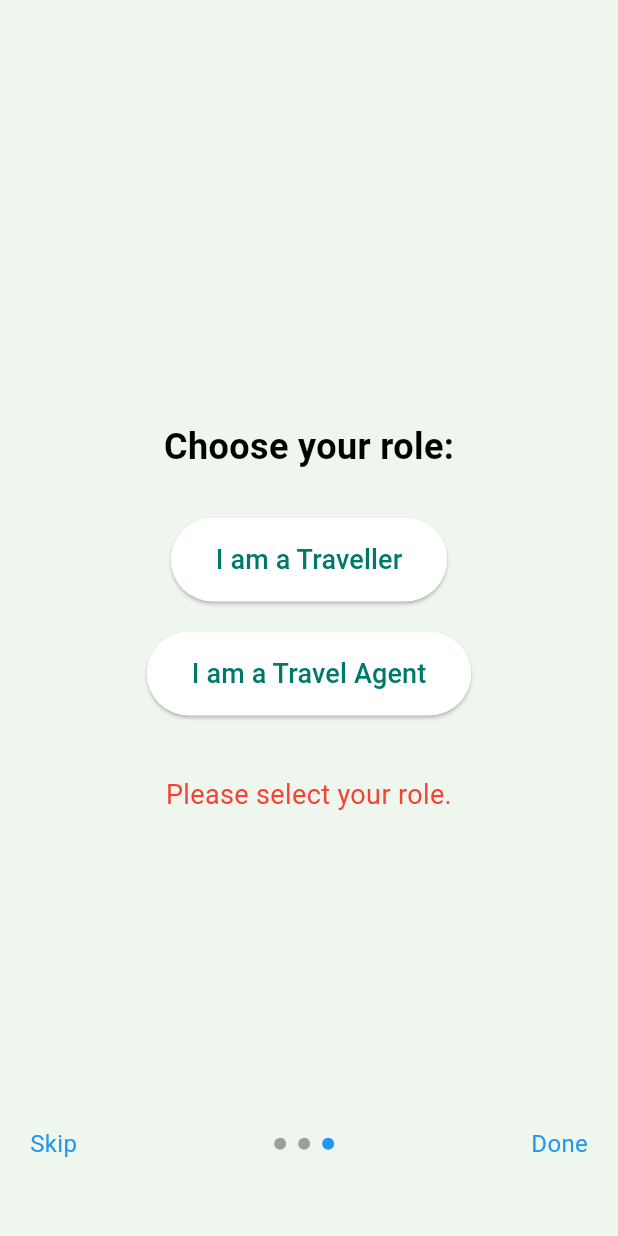
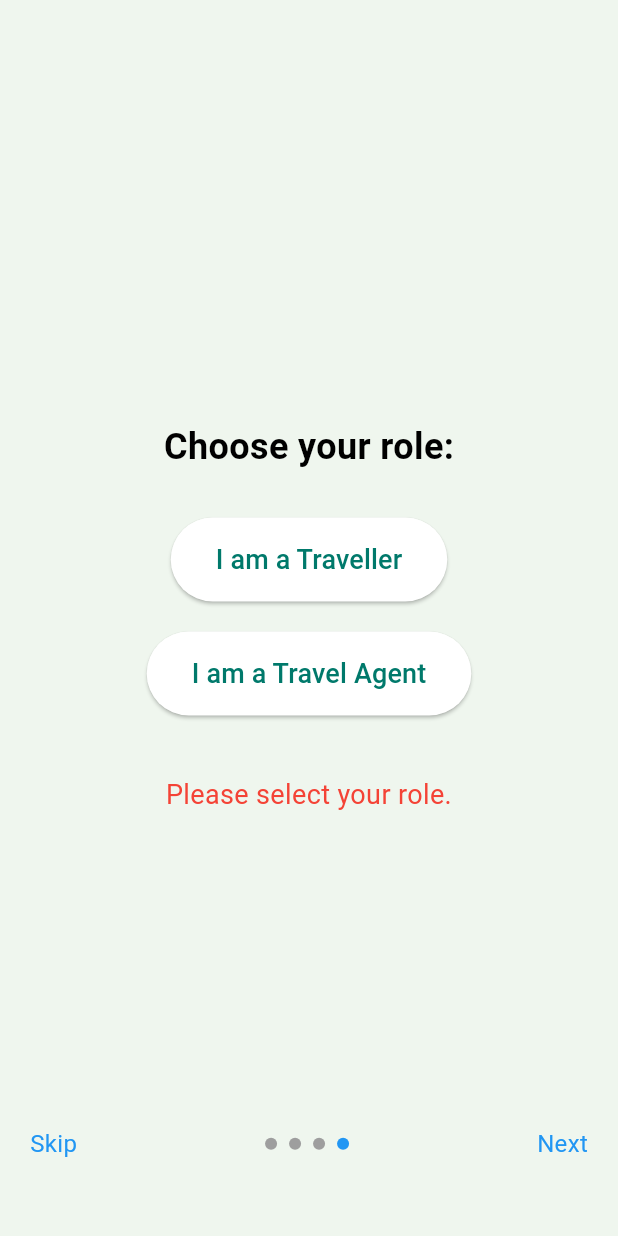
Before and after one commit to Ramisha-Rahat/TripMates, a Flutter app: the screen it shows after launch, after a tap on "Skip", on a phone screen of 412 x 824 dp. Run offline on Flutter 3.47's test engine with Material 3 defaults, Android fonts, the phone set to English and light mode, and no system bars; drawn by our look-alikes of smooth_page_indicator; our stand-ins replace firebase_auth, firebase_core, get, google_sign_in, zoom_tap_animation; accounts and stored records are empty; network calls fail.

Commit message:
First Commit

```diff
--- a/lib/View/CreateProfile/IntroPage1.dart
+++ b/lib/View/CreateProfile/IntroPage1.dart
@@ -11,27 +11,62 @@ class Intropage1 extends StatelessWidget {
   @override
   Widget build(BuildContext context) {
     return Scaffold(
-      body: SizedBox.expand(
+      resizeToAvoidBottomInset: true,
+      body: Container(
+        color: Theme.of(context).canvasColor,
         child: Container(
-          color: Colors.pinkAccent,
-          child: Center(
-            child: Container(
-              height: 500,
-              child: Center(
-                child: Column(
-                  children: [
-                    Text('Please Enter Your Details as we Continue'),
-                    Text('What is your Good Name'),
-                    CustomTextField(controller: nameController, label: 'Name?', hint: 'Name', icon: Icons.person),
-                    Text('Where we can Contact You'),
-                    CustomTextField(controller: phoneNumberController, label: 'Number', hint: '0301000000', icon: Icons.phone,keyboardType: TextInputType.phone,),
-                    Text('Enter Your Adress Kindly'),
-                    CustomTextField(controller: addressController, label: 'Adress', hint: 'district,state', icon: Icons.place),
-                  ],
+          height: MediaQuery.of(context).size.height,
+          child: SingleChildScrollView(
+            child: Column(
+              children: [
+                SizedBox(height: 30,),
+                Image.asset('assets/images/AppLogo-TripMates.png'),
+                Padding(
+                  padding: const EdgeInsets.all(20.0),
+                  child: Text('Please Enter Your Details as we Continue',
+                  style: TextStyle(
+                    fontSize: 20,
+                  ),),
                 ),
-              )
+                SizedBox(height: 20,),
+                Text('What is your Good Name',
+                style: TextStyle(
+                  fontSize: 20,
+                ),),
+                SizedBox(height: 10,),
+                CustomTextField(controller: nameController, label: 'Name?', hint: 'Name', icon: Icons.person,),
+                SizedBox(height: 20,),
+                Text('Where we can Contact You',
+                  style: TextStyle(
+                  fontSize: 20,
+                ),),
+                SizedBox(height: 10,),
+                CustomTextField(controller: phoneNumberController, label: 'Number', hint: '0301000000', icon: Icons.phone,keyboardType: TextInputType.phone,maxLength: 11,),
+                SizedBox(height: 20,
+                ),
+                Text('Enter Your Adress Kindly',
+                  style: TextStyle(
+                  fontSize: 20,
+                ),),
+                SizedBox(height: 10,),
+                CustomTextField(controller: addressController, label: 'Adress', hint: 'district,state', icon: Icons.place),
+                SizedBox(height: 10,),
+                ElevatedButton(
+                  onPressed: () {
+                  },
+                  style: ElevatedButton.styleFrom(
+                    backgroundColor: Colors.white, // Custom background color
+                    foregroundColor: Colors.black, // Text color
+                    padding: EdgeInsets.symmetric(horizontal: 20, vertical: 10), // Padding
+                    shape: RoundedRectangleBorder(
+                      borderRadius: BorderRadius.circular(10), // Rounded corners
+                    ),
+                  ),
+                  child: Text("Save Deatils"),
+                ),
+              ],
             ),
-          ),
+          )
         ),
       ),
     );
--- a/lib/View/CreateProfile/IntroPage2.dart
+++ b/lib/View/CreateProfile/IntroPage2.dart
@@ -16,22 +16,30 @@ class _Intropage2State extends State<Intropage2> {
   Widget build(BuildContext context) {
     return Scaffold(
       body: SizedBox.expand(
-        child: Container(
-          color: Colors.orangeAccent,
         child: Center(
           child: Container(
-              height: 500,
-              child: Center(
+            color: Theme.of(context).canvasColor,
+            child: Container(
+              height: MediaQuery.of(context).size.height,
               child: Column(
                 children: [
-                    Text('Describe Yourself! A SHORT BIO?'),
-                    TextField(
+                  SizedBox(height: 30,),
+                  Image.asset('assets/images/AppLogo-TripMates.png'),
+                  SizedBox(height: 20,),
+                  Text('Describe Yourself! A SHORT BIO?',
+                  style: TextStyle(
+                    fontSize: 20
+                  ),),
+                  Padding(
+                    padding: const EdgeInsets.all(20.0),
+                    child: TextField(
                       controller: _bioController,
                       maxLines: 4,
                       decoration: InputDecoration(
-                        hintText: "Write a short bio about yourself (4-5 lines)...",
+                        hintText: "Write a short bio about yourself (max 4 lines)",
                         border: OutlineInputBorder(),
                         contentPadding: EdgeInsets.all(12),
+                      ),
                     ),
                   ),
                   SizedBox(height: 20),
@@ -42,10 +50,17 @@ class _Intropage2State extends State<Intropage2> {
                         _bioController.clear(); // Clear the TextField after saving
                       });
                     },
+                    style: ElevatedButton.styleFrom(
+                      backgroundColor: Colors.white, // Custom background color
+                      foregroundColor: Colors.black, // Text color
+                      padding: EdgeInsets.symmetric(horizontal: 20, vertical: 10), // Padding
+                      shape: RoundedRectangleBorder(
+                        borderRadius: BorderRadius.circular(10), // Rounded corners
+                      ),
+                    ),
                     child: Text("Save Bio"),
                   ),
                 ],
-                ),
               )
             ),
           ),
--- /dev/null
+++ b/lib/View/CreateProfile/IntroPageStart.dart
@@ -0,0 +1,35 @@
+import 'package:flutter/material.dart';
+
+class IntropageStart extends StatelessWidget {
+  IntropageStart({super.key});
+
+
+  @override
+  Widget build(BuildContext context) {
+    return Scaffold(
+      resizeToAvoidBottomInset: true,
+      body: Container(
+        color: Theme.of(context).canvasColor,
+        child: Container(
+            height: MediaQuery.of(context).size.height,
+            child: Center(
+              child: Column(
+                children: [
+                  SizedBox(height: 200,),
+                  Image.asset('assets/images/AppLogo-TripMates.png'),
+                  Padding(
+                    padding: const EdgeInsets.all(30.0),
+                    child: Text('KINDLY COMPLETE YOUR PROFILE IN JUST FEW STEPS',
+                      style: TextStyle(
+                        fontSize: 20,
+                      ),),
+                  ),
+                  SizedBox(height: 20,),
+                 ],
+              ),
+            )
+        ),
+      ),
+    );
+  }
+}
--- a/lib/View/CreateProfile/creatingProfileScreen.dart
+++ b/lib/View/CreateProfile/creatingProfileScreen.dart
@@ -1,6 +1,7 @@
 import 'package:flutter/material.dart';
 import 'package:get/get.dart';
 import 'package:smooth_page_indicator/smooth_page_indicator.dart';
+import 'package:tripmates/View/CreateProfile/IntroPageStart.dart';
 import '../../controller/creatingProfileController.dart';
 import '../HomeScreenTraveller/homePage.dart';
 import 'IntroPage1.dart';
@@ -24,7 +25,8 @@ class CreatingProfileScreen extends StatelessWidget {
               _controller.updatePageStatus(index);
             },
             children: [
-              Intropage1(),
+               IntropageStart(),
+               Intropage1(),
                Intropage2(),
                Intropage3(),
             ],
@@ -38,7 +40,7 @@ class CreatingProfileScreen extends StatelessWidget {
               children: [
                 GestureDetector(
                   onTap: () {
-                    _controller.pageController.jumpToPage(2); // Jump to the last page
+                    _controller.pageController.jumpToPage(3); // Jump to the last page
                   },
                   child: const Text(
                     'Skip',
@@ -47,7 +49,7 @@ class CreatingProfileScreen extends StatelessWidget {
                 ),
                 SmoothPageIndicator(
                   controller: _controller.pageController, // Bind the controller
-                  count: 3,
+                  count: 4,
                   effect: const WormEffect(
                     dotHeight: 8,
                     dotWidth: 8,
--- a/lib/widgets/custom_textFields.dart
+++ b/lib/widgets/custom_textFields.dart
@@ -1,12 +1,14 @@
 import 'package:flutter/material.dart';
+import 'package:flutter/services.dart';
 
 class CustomTextField extends StatelessWidget {
   final TextEditingController controller;
-  final String label;
+ final String label;
   final String hint;
   final IconData icon;
   final bool obscureText;
   final TextInputType keyboardType;
+  final int? maxLength;
 
   const CustomTextField({
     Key? key,
@@ -15,11 +17,15 @@ class CustomTextField extends StatelessWidget {
     required this.hint,
     required this.icon,
     this.obscureText = false,
-    this.keyboardType=TextInputType.text,
+    this.keyboardType=TextInputType.text, this.maxLength,
   }) : super(key: key);
 
   @override
   Widget build(BuildContext context) {
+
+    final isDarkMode = Theme.of(context).brightness == Brightness.dark;
+
+
     return Container(
       width: 300,
       child: TextField(
@@ -27,13 +33,22 @@ class CustomTextField extends StatelessWidget {
         obscureText: obscureText,
         cursorColor: Colors.black,
         keyboardType: keyboardType,
+        inputFormatters: [
+          // Apply length limiting only for phone input type
+          if (keyboardType == TextInputType.phone && maxLength != null)
+            LengthLimitingTextInputFormatter(maxLength),
+        ],
+        style: const TextStyle(color: Colors.black),
         decoration: InputDecoration(
           filled: true,
           fillColor: Colors.white,
-          labelText: label,
+         // labelText: label,
           labelStyle: TextStyle(color: Colors.black),
           hintText: hint,
-          prefixIcon: Icon(icon),
+          hintStyle: TextStyle(color: Colors.black),
+          prefixIcon: Icon(icon,
+            color: isDarkMode ? Colors.black : Colors.grey,
+          ),
           border: OutlineInputBorder(
             borderRadius: BorderRadius.circular(10),
             borderSide: BorderSide(color: Colors.black),
```
Lines whose indentation alone changed are shown as unchanged.
